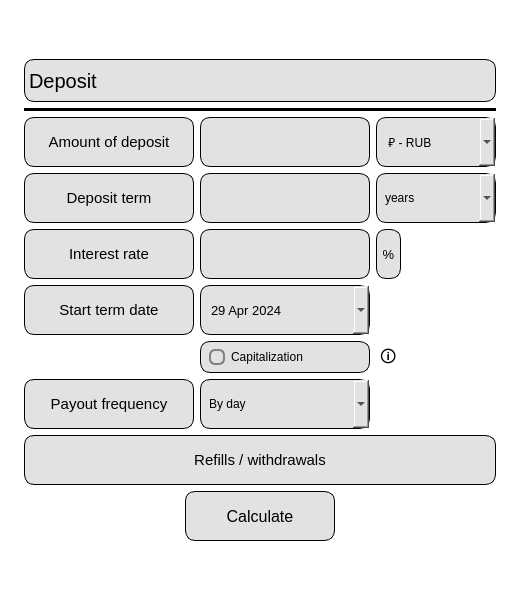
The window that src/gui_modules/s21_deposit.ui (kossadda/C7_s21_SmartCalc) describes before a commit, drawn with Qt 5.
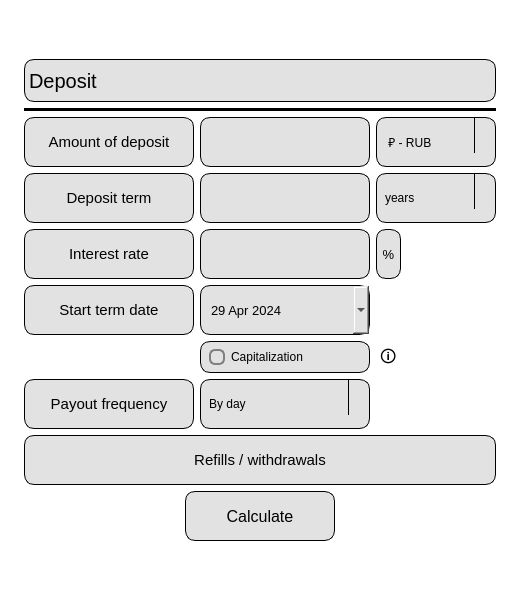
The same window after the commit. Icons and pictures are not drawn.

Commit message: style: fix bugs & validation

```diff
--- a/src/gui_modules/s21_deposit.ui
+++ b/src/gui_modules/s21_deposit.ui
@@ -164,6 +164,7 @@
         <property name="styleSheet">
          <string notr="true">QComboBox {
     border-radius: 10px;
+    padding-right: 20px;
     padding: 0 8px;
     background-color: rgb(226, 226, 226);
     color: black;
@@ -171,11 +172,20 @@
 }
 
 QComboBox::drop-down {
-    image: url(/home/kossadda/develop/C7_s21_smartcalc/src/s21_pics/down_arrow.png);
-	width: 20px;
-	height: 35px;
-	margin-right: 5px;
-}</string>
+    border-left-width: 1px;
+    border-left-color: black;
+    border-left-style: solid;
+    width: 20px;
+    height: 35px;
+    border-top-right-radius: 9px;
+    border-bottom-right-radius: 9px;
+}
+
+QComboBox::down-arrow {
+    width: 16px;
+    height: 16px;
+}
+</string>
         </property>
         <item>
          <property name="text">
@@ -252,6 +262,7 @@
         <property name="styleSheet">
          <string notr="true">QComboBox {
     border-radius: 10px;
+    padding-right: 20px;
     padding: 0 8px;
     background-color: rgb(226, 226, 226);
     color: black;
@@ -259,11 +270,18 @@
 }
 
 QComboBox::drop-down {
-	width: 20px;
-	height: 35px;
-	margin-right: 5px;
-	background-color: transparent;
-	background-image: url(./../s21_pics/down_arrow.png);
+    border-left-width: 1px;
+    border-left-color: black;
+    border-left-style: solid;
+    width: 20px;
+    height: 35px;
+    border-top-right-radius: 9px;
+    border-bottom-right-radius: 9px;
+}
+
+QComboBox::down-arrow {
+    width: 16px;
+    height: 16px;
 }
 </string>
         </property>
@@ -430,6 +448,7 @@
         <property name="styleSheet">
          <string notr="true">QComboBox {
     border-radius: 10px;
+    padding-right: 20px;
     padding: 0 8px;
     background-color: rgb(226, 226, 226);
     color: black;
@@ -437,11 +456,20 @@
 }
 
 QComboBox::drop-down {
-    image: url(/home/kossadda/develop/C7_s21_smartcalc/src/s21_pics/down_arrow.png);
-	width: 20px;
-	height: 35px;
-	margin-right: 5px;
-}</string>
+    border-left-width: 1px;
+    border-left-color: black;
+    border-left-style: solid;
+    width: 20px;
+    height: 35px;
+    border-top-right-radius: 9px;
+    border-bottom-right-radius: 9px;
+}
+
+QComboBox::down-arrow {
+    width: 16px;
+    height: 16px;
+}
+</string>
         </property>
         <item>
          <property name="text">
```
Left out of the diff: 2 changed lines with no effect on the pictures. The commit also changes 11 other files.
